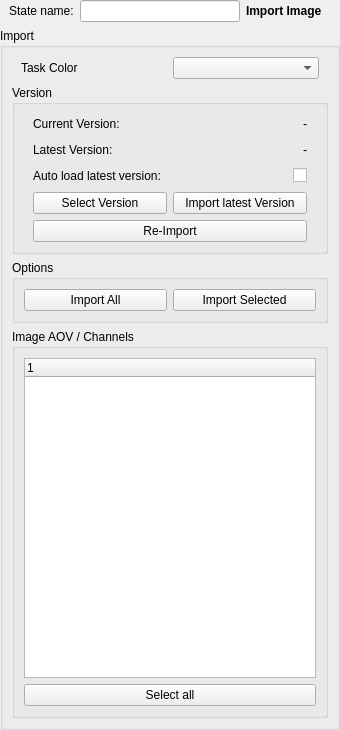
Before: the Qt Designer form Fusion/Scripts/StateManagerNodes/StateUserInterfaces/fus_Image_Import.ui in Animatect/Prism2_PluginFusion, drawn with Qt 5.
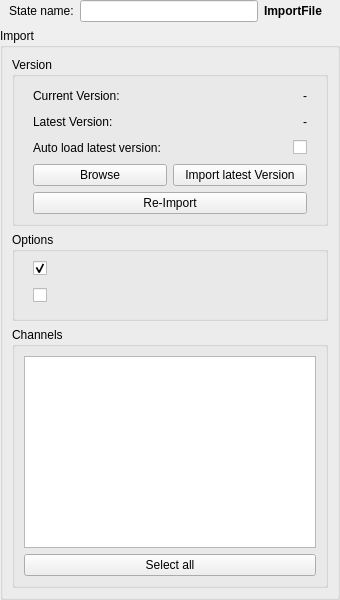
After: the same form once the commit is applied.

Commit message: Merged Import States from Main-Dev into branch

Diff of the .ui file:
```diff
--- a/Fusion/Scripts/StateManagerNodes/StateUserInterfaces/fus_Image_Import.ui
+++ b/Fusion/Scripts/StateManagerNodes/StateUserInterfaces/fus_Image_Import.ui
@@ -7,7 +7,7 @@
     <x>0</x>
     <y>0</y>
     <width>340</width>
-    <height>730</height>
+    <height>600</height>
    </rect>
   </property>
   <property name="windowTitle">
@@ -72,7 +72,7 @@
          </font>
         </property>
         <property name="text">
-         <string>Import Image</string>
+         <string>ImportFile</string>
         </property>
        </widget>
       </item>
@@ -86,35 +86,7 @@
      </property>
      <layout class="QVBoxLayout" name="verticalLayout_2">
       <item>
-       <widget class="QWidget" name="f_taskColor" native="true">
-        <layout class="QHBoxLayout" name="horizontalLayout_10">
-         <property name="leftMargin">
-          <number>9</number>
-         </property>
-         <property name="topMargin">
-          <number>0</number>
-         </property>
-         <property name="rightMargin">
-          <number>9</number>
-         </property>
-         <property name="bottomMargin">
-          <number>0</number>
-         </property>
-         <item>
-          <widget class="QLabel" name="l_taskColor">
-           <property name="text">
-            <string>Task Color</string>
-           </property>
-          </widget>
-         </item>
-         <item>
-          <widget class="QComboBox" name="cb_taskColor"/>
-         </item>
-        </layout>
-       </widget>
-      </item>
-      <item>
-       <widget class="QGroupBox" name="gb_version">
+       <widget class="QGroupBox" name="groupBox">
         <property name="title">
          <string>Version</string>
         </property>
@@ -281,7 +253,7 @@
                <enum>Qt::CustomContextMenu</enum>
               </property>
               <property name="text">
-               <string>Select Version</string>
+               <string>Browse</string>
               </property>
              </widget>
             </item>
@@ -342,22 +314,93 @@
         </property>
         <layout class="QVBoxLayout" name="verticalLayout_6">
          <item>
-          <layout class="QHBoxLayout" name="lo_importButtons">
-           <item>
-            <widget class="QPushButton" name="b_importAll">
-             <property name="text">
-              <string>Import All</string>
-             </property>
-            </widget>
-           </item>
-           <item>
-            <widget class="QPushButton" name="b_importSel">
-             <property name="text">
-              <string>Import Selected</string>
-             </property>
-            </widget>
-           </item>
-          </layout>
+          <widget class="QWidget" name="f_keepRefEdits" native="true">
+           <layout class="QHBoxLayout" name="horizontalLayout_10">
+            <property name="leftMargin">
+             <number>9</number>
+            </property>
+            <property name="topMargin">
+             <number>0</number>
+            </property>
+            <property name="rightMargin">
+             <number>9</number>
+            </property>
+            <property name="bottomMargin">
+             <number>0</number>
+            </property>
+            <item>
+             <widget class="QCheckBox" name="chb_keepRefEdits">
+              <property name="text">
+               <string/>
+              </property>
+              <property name="checked">
+               <bool>true</bool>
+              </property>
+             </widget>
+            </item>
+           </layout>
+          </widget>
+         </item>
+         <item>
+          <widget class="QWidget" name="f_nameSpaces" native="true">
+           <layout class="QHBoxLayout" name="horizontalLayout_12">
+            <property name="leftMargin">
+             <number>9</number>
+            </property>
+            <property name="topMargin">
+             <number>0</number>
+            </property>
+            <property name="rightMargin">
+             <number>9</number>
+            </property>
+            <property name="bottomMargin">
+             <number>0</number>
+            </property>
+           </layout>
+          </widget>
+         </item>
+         <item>
+          <widget class="QWidget" name="f_abcPath" native="true">
+           <layout class="QHBoxLayout" name="horizontalLayout_11">
+            <property name="leftMargin">
+             <number>9</number>
+            </property>
+            <property name="topMargin">
+             <number>0</number>
+            </property>
+            <property name="rightMargin">
+             <number>9</number>
+            </property>
+            <property name="bottomMargin">
+             <number>0</number>
+            </property>
+            <item>
+             <widget class="QCheckBox" name="chb_abcPath">
+              <property name="text">
+               <string/>
+              </property>
+             </widget>
+            </item>
+           </layout>
+          </widget>
+         </item>
+         <item>
+          <widget class="QWidget" name="w_trackObjects" native="true">
+           <layout class="QHBoxLayout" name="horizontalLayout_9">
+            <property name="leftMargin">
+             <number>9</number>
+            </property>
+            <property name="topMargin">
+             <number>0</number>
+            </property>
+            <property name="rightMargin">
+             <number>9</number>
+            </property>
+            <property name="bottomMargin">
+             <number>0</number>
+            </property>
+           </layout>
+          </widget>
          </item>
         </layout>
        </widget>
@@ -365,7 +408,7 @@
       <item>
        <widget class="QGroupBox" name="gb_channels">
         <property name="title">
-         <string>Image AOV / Channels</string>
+         <string>Channels</string>
         </property>
         <layout class="QVBoxLayout" name="verticalLayout_4">
          <property name="leftMargin">
@@ -381,7 +424,7 @@
           <number>9</number>
          </property>
          <item>
-          <widget class="QTreeWidget" name="lw_objects">
+          <widget class="QListWidget" name="lw_objects">
            <property name="selectionMode">
             <enum>QAbstractItemView::ExtendedSelection</enum>
            </property>
@@ -391,11 +434,6 @@
            <property name="horizontalScrollMode">
             <enum>QAbstractItemView::ScrollPerPixel</enum>
            </property>
-           <column>
-            <property name="text">
-             <string notr="true">1</string>
-            </property>
-           </column>
           </widget>
          </item>
          <item>
```
Left out of the diff: 2 changed lines with no effect on the pictures. The commit also changes 13 other files.
